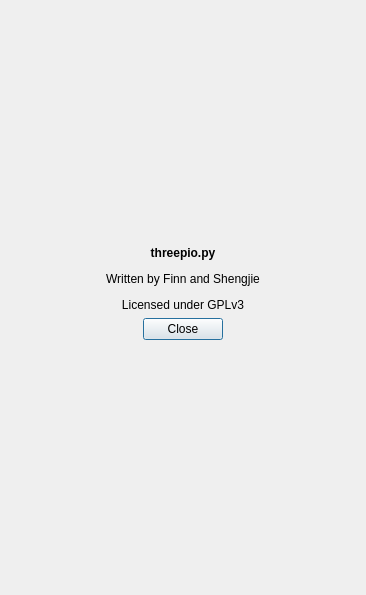
Before: the Qt Designer form layouts/credits.ui in finnjames/threepio, drawn with Qt 5.
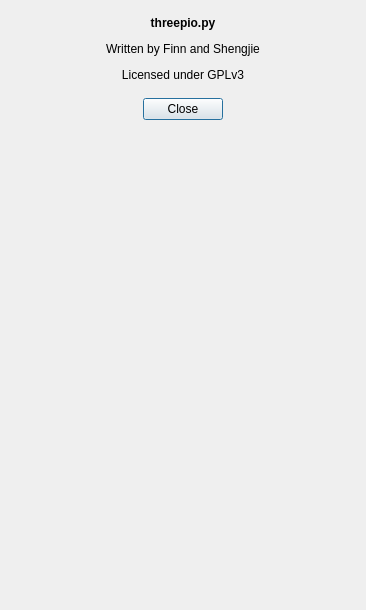
After: the same form once the commit is applied. Icons and pictures are not drawn.

Patch:
```diff
--- a/layouts/credits.ui
+++ b/layouts/credits.ui
@@ -7,7 +7,7 @@
     <x>0</x>
     <y>0</y>
     <width>366</width>
-    <height>595</height>
+    <height>610</height>
    </rect>
   </property>
   <property name="windowTitle">
@@ -23,12 +23,12 @@
       <enum>Qt::Vertical</enum>
      </property>
      <property name="sizeType">
-      <enum>QSizePolicy::Expanding</enum>
+      <enum>QSizePolicy::Fixed</enum>
      </property>
      <property name="sizeHint" stdset="0">
       <size>
        <width>0</width>
-       <height>0</height>
+       <height>5</height>
       </size>
      </property>
     </spacer>
@@ -43,6 +43,22 @@
      </property>
     </widget>
    </item>
+   <item>
+    <spacer name="verticalSpacer_3">
+     <property name="orientation">
+      <enum>Qt::Vertical</enum>
+     </property>
+     <property name="sizeType">
+      <enum>QSizePolicy::Fixed</enum>
+     </property>
+     <property name="sizeHint" stdset="0">
+      <size>
+       <width>0</width>
+       <height>10</height>
+      </size>
+     </property>
+    </spacer>
+   </item>
    <item>
     <widget class="QFrame" name="button_frame">
      <layout class="QGridLayout" name="gridLayout">
@@ -105,7 +121,7 @@
      <property name="sizeHint" stdset="0">
       <size>
        <width>0</width>
-       <height>10</height>
+       <height>0</height>
       </size>
      </property>
     </spacer>
```
